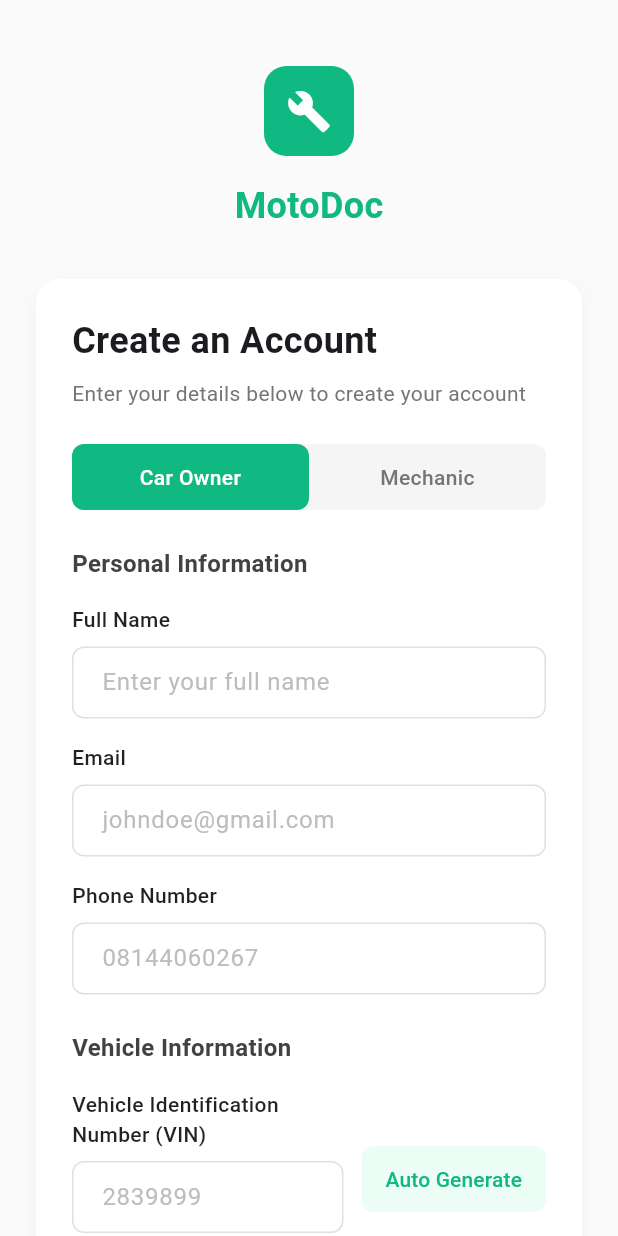
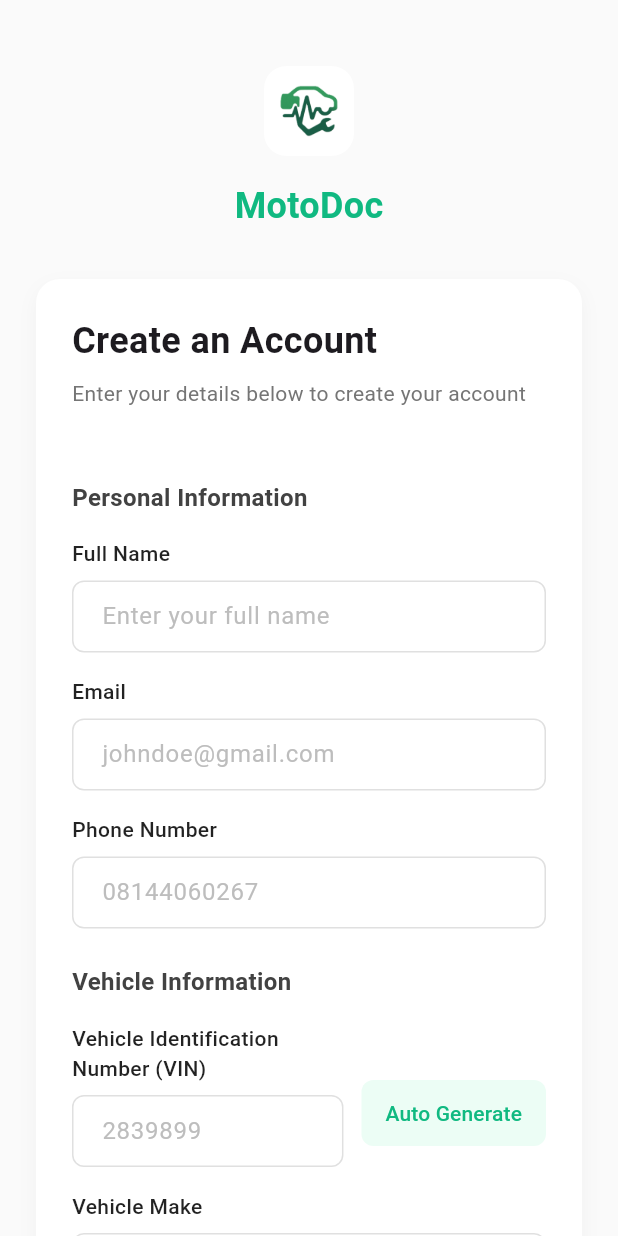
Before and after one commit to mperorjohn/moto-doc-app, a Flutter app: the RegisterScreen screen opened directly, on a phone screen of 412 x 824 dp. Run offline on Flutter 3.47's test engine with Material 3 defaults, Android fonts, the phone set to English and light mode, and no system bars.

Commit message:
comment out the mechanic flow

```diff
--- a/lib/screens/auth/register_screen.dart
+++ b/lib/screens/auth/register_screen.dart
@@ -48,13 +48,15 @@ class _RegisterScreenState extends State<RegisterScreen> {
                     width: 60,
                     height: 60,
                     decoration: BoxDecoration(
-                      color: AppTheme.primaryGreen,
+                      color: Colors.white,
                       borderRadius: BorderRadius.circular(15),
                     ),
-                    child: const Icon(
-                      Icons.build,
-                      color: Colors.white,
-                      size: 30,
+                    child: Padding(
+                      padding: const EdgeInsets.all(10.0),
+                      child: Image.asset(
+                        'assets/images/logo.png',
+                        fit: BoxFit.contain,
+                      ),
                     ),
                   ),
                   const SizedBox(height: 16),
@@ -103,80 +105,80 @@ class _RegisterScreenState extends State<RegisterScreen> {
                         const SizedBox(height: 24),
 
                         // Account Type Toggle
-                        Container(
-                          decoration: BoxDecoration(
-                            color: Colors.grey[100],
-                            borderRadius: BorderRadius.circular(8),
-                          ),
-                          child: Row(
-                            children: [
-                              Expanded(
-                                child: GestureDetector(
-                                  onTap: () {
-                                    setState(() {
-                                      _isCarOwner = true;
-                                    });
-                                  },
-                                  child: Container(
-                                    padding: const EdgeInsets.symmetric(
-                                      vertical: 12,
-                                    ),
-                                    decoration: BoxDecoration(
-                                      color:
-                                          _isCarOwner
-                                              ? AppTheme.primaryGreen
-                                              : Colors.transparent,
-                                      borderRadius: BorderRadius.circular(8),
-                                    ),
-                                    child: Text(
-                                      'Car Owner',
-                                      textAlign: TextAlign.center,
-                                      style: TextStyle(
-                                        color:
-                                            _isCarOwner
-                                                ? Colors.white
-                                                : Colors.grey[600],
-                                        fontWeight: FontWeight.w500,
-                                      ),
-                                    ),
-                                  ),
-                                ),
-                              ),
-                              Expanded(
-                                child: GestureDetector(
-                                  onTap: () {
-                                    setState(() {
-                                      _isCarOwner = false;
-                                    });
-                                  },
-                                  child: Container(
-                                    padding: const EdgeInsets.symmetric(
-                                      vertical: 12,
-                                    ),
-                                    decoration: BoxDecoration(
-                                      color:
-                                          !_isCarOwner
-                                              ? AppTheme.primaryGreen
-                                              : Colors.transparent,
-                                      borderRadius: BorderRadius.circular(8),
-                                    ),
-                                    child: Text(
-                                      'Mechanic',
-                                      textAlign: TextAlign.center,
-                                      style: TextStyle(
-                                        color:
-                                            !_isCarOwner
-                                                ? Colors.white
-                                                : Colors.grey[600],
-                                        fontWeight: FontWeight.w500,
-                                      ),
-                                    ),
-                                  ),
-                                ),
-                              ),
-                            ],
-                          ),
-                        ),
+                        // Container(
+                        //   decoration: BoxDecoration(
+                        //     color: Colors.grey[100],
+                        //     borderRadius: BorderRadius.circular(8),
+                        //   ),
+                        //   child: Row(
+                        //     children: [
+                        //       Expanded(
+                        //         child: GestureDetector(
+                        //           onTap: () {
+                        //             setState(() {
+                        //               _isCarOwner = true;
+                        //             });
+                        //           },
+                        //           child: Container(
+                        //             padding: const EdgeInsets.symmetric(
+                        //               vertical: 12,
+                        //             ),
+                        //             decoration: BoxDecoration(
+                        //               color:
+                        //                   _isCarOwner
+                        //                       ? AppTheme.primaryGreen
+                        //                       : Colors.transparent,
+                        //               borderRadius: BorderRadius.circular(8),
+                        //             ),
+                        //             child: Text(
+                        //               'Car Owner',
+                        //               textAlign: TextAlign.center,
+                        //               style: TextStyle(
+                        //                 color:
+                        //                     _isCarOwner
+                        //                         ? Colors.white
+                        //                         : Colors.grey[600],
+                        //                 fontWeight: FontWeight.w500,
+                        //               ),
+                        //             ),
+                        //           ),
+                        //         ),
+                        //       ),
+                        //       Expanded(
+                        //         child: GestureDetector(
+                        //           onTap: () {
+                        //             setState(() {
+                        //               _isCarOwner = false;
+                        //             });
+                        //           },
+                        //           child: Container(
+                        //             padding: const EdgeInsets.symmetric(
+                        //               vertical: 12,
+                        //             ),
+                        //             decoration: BoxDecoration(
+                        //               color:
+                        //                   !_isCarOwner
+                        //                       ? AppTheme.primaryGreen
+                        //                       : Colors.transparent,
+                        //               borderRadius: BorderRadius.circular(8),
+                        //             ),
+                        //             child: Text(
+                        //               'Mechanic',
+                        //               textAlign: TextAlign.center,
+                        //               style: TextStyle(
+                        //                 color:
+                        //                     !_isCarOwner
+                        //                         ? Colors.white
+                        //                         : Colors.grey[600],
+                        //                 fontWeight: FontWeight.w500,
+                        //               ),
+                        //             ),
+                        //           ),
+                        //         ),
+                        //       ),
+                        //     ],
+                        //   ),
+                        // ),
                         const SizedBox(height: 24),
 
                         // PERSONAL INFORMATION SECTION
--- a/pubspec.yaml
+++ b/pubspec.yaml
@@ -57,10 +57,8 @@ flutter:
   # the material Icons class.
   uses-material-design: true
 
-  # To add assets to your application, add an assets section, like this:
-  # assets:
-  #   - images/a_dot_burr.jpeg
-  #   - images/a_dot_ham.jpeg
+  assets:
+    - assets/images/
 
   # An image asset can refer to one or more resolution-specific "variants", see
   # https://flutter.dev/to/resolution-aware-images
```
Also changed, not shown: lib/screens/auth/login_screen.dart (+33 -30 lines), lib/screens/home_screen.dart (+3 -8 lines), assets/images/logo.png (added).
